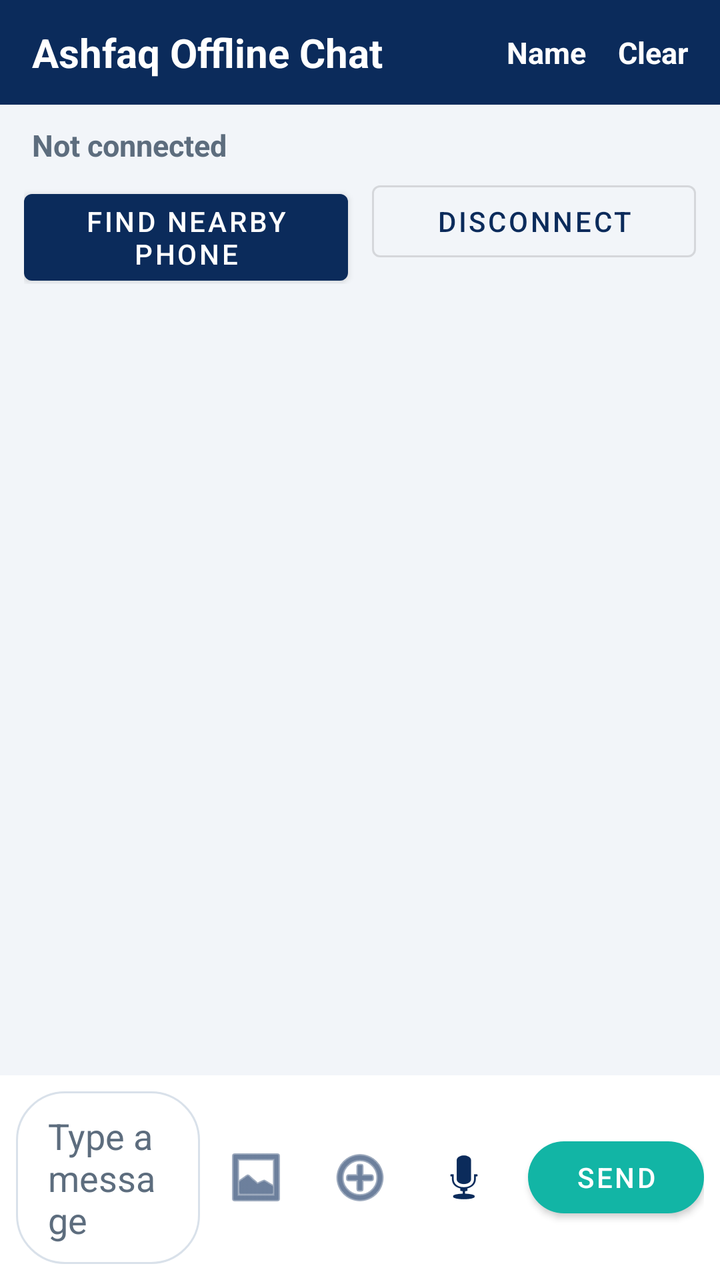
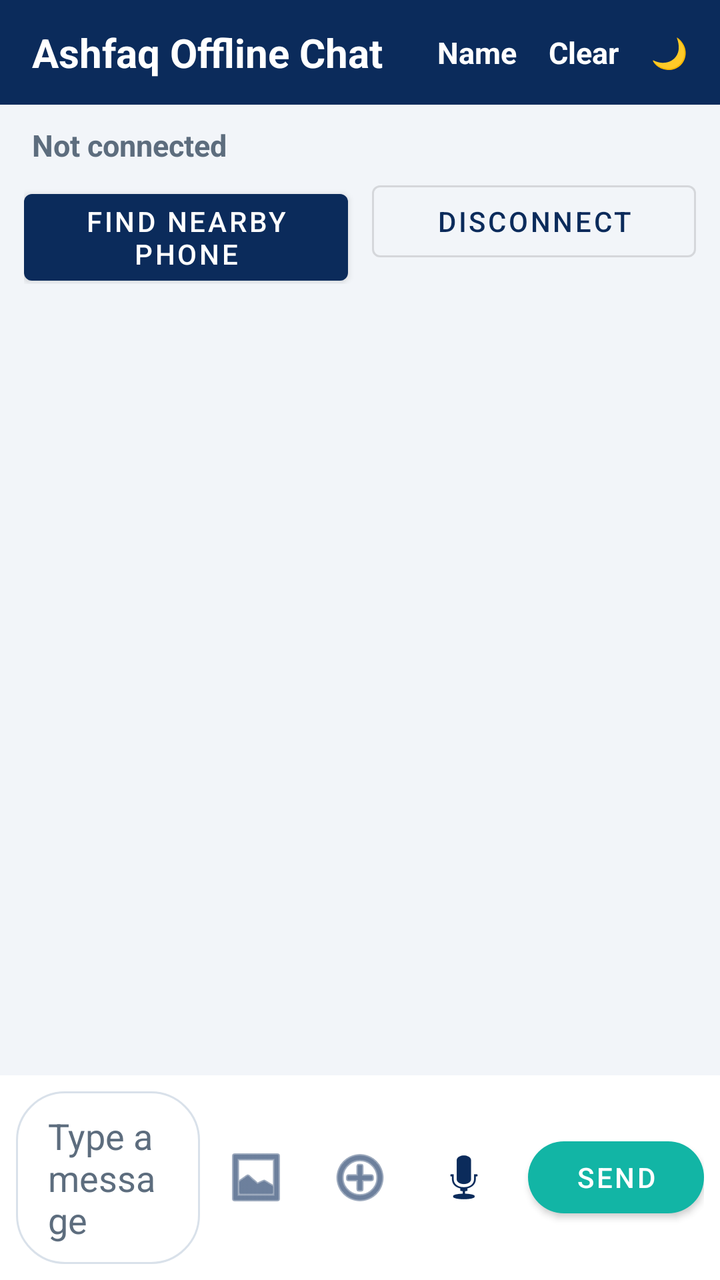

The first picture is an Android layout as it rendered before a commit; the second is the same layout after the commit. The layout source and the unified diff follow.
<!-- AndroidManifest.xml: application theme Theme.AshfaqOfflineChat -->
<!-- res/layout/activity_main.xml -->
<?xml version="1.0" encoding="utf-8"?>
<LinearLayout xmlns:android="http://schemas.android.com/apk/res/android"
    xmlns:app="http://schemas.android.com/apk/res-auto"
    android:layout_width="match_parent"
    android:layout_height="match_parent"
    android:background="@color/screen_background"
    android:orientation="vertical">

    <LinearLayout
        android:layout_width="match_parent"
        android:layout_height="wrap_content"
        android:background="@color/primary"
        android:gravity="center_vertical"
        android:orientation="horizontal"
        android:paddingStart="16dp"
        android:paddingTop="8dp"
        android:paddingEnd="8dp"
        android:paddingBottom="8dp">

        <TextView
            android:layout_width="0dp"
            android:layout_height="wrap_content"
            android:layout_weight="1"
            android:text="@string/app_name"
            android:textColor="@color/on_primary"
            android:textSize="20sp"
            android:textStyle="bold" />

        <TextView
            android:id="@+id/buttonName"
            android:layout_width="wrap_content"
            android:layout_height="wrap_content"
            android:background="?attr/selectableItemBackgroundBorderless"
            android:clickable="true"
            android:focusable="true"
            android:padding="8dp"
            android:text="@string/your_name"
            android:textColor="@color/on_primary"
            android:textSize="15sp"
            android:textStyle="bold" />

        <TextView
            android:id="@+id/buttonClearChat"
            android:layout_width="wrap_content"
            android:layout_height="wrap_content"
            android:background="?attr/selectableItemBackgroundBorderless"
            android:clickable="true"
            android:focusable="true"
            android:padding="8dp"
            android:text="@string/clear_chat"
            android:textColor="@color/on_primary"
            android:textSize="15sp"
            android:textStyle="bold" />
    </LinearLayout>

    <TextView
        android:id="@+id/statusText"
        android:layout_width="match_parent"
        android:layout_height="wrap_content"
        android:paddingStart="16dp"
        android:paddingTop="10dp"
        android:paddingEnd="16dp"
        android:paddingBottom="4dp"
        android:text="@string/status_not_connected"
        android:textColor="@color/status_idle"
        android:textSize="15sp"
        android:textStyle="bold" />

    <LinearLayout
        android:layout_width="match_parent"
        android:layout_height="wrap_content"
        android:orientation="horizontal"
        android:paddingStart="12dp"
        android:paddingEnd="12dp">

        <com.google.android.material.button.MaterialButton
            android:id="@+id/buttonFind"
            android:layout_width="0dp"
            android:layout_height="wrap_content"
            android:layout_marginEnd="6dp"
            android:layout_weight="1"
            android:text="@string/find_nearby" />

        <com.google.android.material.button.MaterialButton
            android:id="@+id/buttonDisconnect"
            style="@style/Widget.MaterialComponents.Button.OutlinedButton"
            android:layout_width="0dp"
            android:layout_height="wrap_content"
            android:layout_marginStart="6dp"
            android:layout_weight="1"
            android:text="@string/disconnect" />
    </LinearLayout>

    <androidx.recyclerview.widget.RecyclerView
        android:id="@+id/recyclerMessages"
        android:layout_width="match_parent"
        android:layout_height="0dp"
        android:layout_weight="1"
        android:clipToPadding="false"
        android:paddingStart="8dp"
        android:paddingTop="8dp"
        android:paddingEnd="8dp"
        android:paddingBottom="8dp" />

    <LinearLayout
        android:id="@+id/quoteBar"
        android:layout_width="match_parent"
        android:layout_height="wrap_content"
        android:background="@color/input_bar_background"
        android:gravity="center_vertical"
        android:orientation="horizontal"
        android:paddingStart="16dp"
        android:paddingTop="6dp"
        android:paddingEnd="8dp"
        android:paddingBottom="2dp"
        android:visibility="gone">

        <View
            android:layout_width="4dp"
            android:layout_height="36dp"
            android:background="@color/accent" />

        <LinearLayout
            android:layout_width="0dp"
            android:layout_height="wrap_content"
            android:layout_marginStart="10dp"
            android:layout_weight="1"
            android:orientation="vertical">

            <TextView
                android:id="@+id/quoteBarSender"
                android:layout_width="wrap_content"
                android:layout_height="wrap_content"
                android:ellipsize="end"
                android:maxLines="1"
                android:textColor="@color/accent"
                android:textSize="13sp"
                android:textStyle="bold" />

            <TextView
                android:id="@+id/quoteBarText"
                android:layout_width="wrap_content"
                android:layout_height="wrap_content"
                android:ellipsize="end"
                android:maxLines="1"
                android:textColor="@color/text_secondary"
                android:textSize="13sp" />
        </LinearLayout>

        <ImageButton
            android:id="@+id/buttonCancelQuote"
            android:layout_width="40dp"
            android:layout_height="40dp"
            android:background="@android:color/transparent"
            android:contentDescription="@string/cancel_reply"
            android:src="@android:drawable/ic_menu_close_clear_cancel"
            android:tint="@color/text_secondary" />
    </LinearLayout>

    <LinearLayout
        android:layout_width="match_parent"
        android:layout_height="wrap_content"
        android:background="@color/input_bar_background"
        android:gravity="center_vertical"
        android:orientation="horizontal"
        android:padding="8dp">

        <EditText
            android:id="@+id/editMessage"
            android:layout_width="0dp"
            android:layout_height="wrap_content"
            android:layout_weight="1"
            android:background="@drawable/bg_input_field"
            android:hint="@string/message_hint"
            android:importantForAutofill="no"
            android:inputType="textCapSentences|textMultiLine"
            android:maxLines="4"
            android:minHeight="48dp"
            android:paddingStart="16dp"
            android:paddingTop="10dp"
            android:paddingEnd="16dp"
            android:paddingBottom="10dp"
            android:textColor="@color/text_primary"
            android:textColorHint="@color/text_secondary" />

        <ImageButton
            android:id="@+id/buttonPhoto"
            android:layout_width="48dp"
            android:layout_height="48dp"
            android:layout_marginStart="4dp"
            android:background="@android:color/transparent"
            android:contentDescription="@string/pick_media"
            android:src="@android:drawable/ic_menu_gallery"
            android:tint="@color/primary" />

        <ImageButton
            android:id="@+id/buttonFile"
            android:layout_width="48dp"
            android:layout_height="48dp"
            android:layout_marginStart="4dp"
            android:background="@android:color/transparent"
            android:contentDescription="@string/send_file"
            android:src="@android:drawable/ic_menu_add"
            android:tint="@color/primary" />

        <ImageButton
            android:id="@+id/buttonMic"
            android:layout_width="48dp"
            android:layout_height="48dp"
            android:layout_marginStart="4dp"
            android:background="@android:color/transparent"
            android:contentDescription="@string/record_voice"
            android:src="@android:drawable/ic_btn_speak_now"
            android:tint="@color/primary" />

        <com.google.android.material.button.MaterialButton
            android:id="@+id/buttonSend"
            android:layout_width="wrap_content"
            android:layout_height="wrap_content"
            android:layout_marginStart="8dp"
            android:text="@string/send"
            app:backgroundTint="@color/accent"
            app:cornerRadius="24dp" />
    </LinearLayout>

</LinearLayout>
<!-- resources referenced by this layout -->
<resources>
  <color name="accent">#12B5A5</color>
  <color name="input_bar_background">#FFFFFF</color>
  <color name="on_primary">#FFFFFF</color>
  <color name="primary">#0B2B5B</color>
  <color name="screen_background">#F2F5F9</color>
  <color name="status_idle">#5D6D7E</color>
  <color name="text_primary">#1C2733</color>
  <color name="text_secondary">#5D6D7E</color>
  <!-- drawable bg_input_field (drawable) -->
  <?xml version="1.0" encoding="utf-8"?>
  <shape xmlns:android="http://schemas.android.com/apk/res/android"
      android:shape="rectangle">
      <solid android:color="@color/input_bar_background" />
      <stroke
          android:width="1dp"
          android:color="@color/input_stroke" />
      <corners android:radius="24dp" />
  </shape>
  <string name="app_name">Ashfaq Offline Chat</string>
  <string name="cancel_reply">Cancel reply</string>
  <string name="clear_chat">Clear</string>
  <string name="disconnect">Disconnect</string>
  <string name="find_nearby">Find Nearby Phone</string>
  <string name="message_hint">Type a message</string>
  <string name="pick_media">Send a photo or video</string>
  <string name="record_voice">Record a voice message</string>
  <string name="send">Send</string>
  <string name="send_file">Send a file</string>
  <string name="status_not_connected">Not connected</string>
  <string name="your_name">Name</string>
  <style name="Theme.AshfaqOfflineChat" parent="Theme.MaterialComponents.Light.NoActionBar">
          <item name="colorPrimary">@color/primary</item>
          <item name="colorPrimaryDark">@color/primary_dark</item>
          <item name="colorOnPrimary">@color/on_primary</item>
          <item name="colorAccent">@color/accent</item>
          <item name="android:statusBarColor">@color/primary_dark</item>
          <item name="android:windowBackground">@color/screen_background</item>
          <item name="android:textColorPrimary">@color/text_primary</item>
      </style>
  <color name="input_stroke">#D9E1EA</color>
  <color name="primary_dark">#071F42</color>
</resources>

<!-- the commit's change to res/layout/activity_main.xml (unified diff, before → after) -->
@@ -1,12 +1,14 @@
 <?xml version="1.0" encoding="utf-8"?>
 <LinearLayout xmlns:android="http://schemas.android.com/apk/res/android"
     xmlns:app="http://schemas.android.com/apk/res-auto"
+    android:id="@+id/rootLayout"
     android:layout_width="match_parent"
     android:layout_height="match_parent"
     android:background="@color/screen_background"
     android:orientation="vertical">
 
     <LinearLayout
+        android:id="@+id/headerBar"
         android:layout_width="match_parent"
         android:layout_height="wrap_content"
         android:background="@color/primary"
@@ -18,6 +20,7 @@
         android:paddingBottom="8dp">
 
         <TextView
+            android:id="@+id/titleText"
             android:layout_width="0dp"
             android:layout_height="wrap_content"
             android:layout_weight="1"
@@ -51,6 +54,19 @@
             android:textColor="@color/on_primary"
             android:textSize="15sp"
             android:textStyle="bold" />
+
+        <TextView
+            android:id="@+id/buttonTheme"
+            android:layout_width="wrap_content"
+            android:layout_height="wrap_content"
+            android:background="?attr/selectableItemBackgroundBorderless"
+            android:clickable="true"
+            android:contentDescription="@string/theme_toggle"
+            android:focusable="true"
+            android:padding="8dp"
+            android:text="🌙"
+            android:textColor="@color/on_primary"
+            android:textSize="15sp" />
     </LinearLayout>
 
     <TextView
@@ -116,6 +132,7 @@
         android:visibility="gone">
 
         <View
+            android:id="@+id/quoteBarStrip"
             android:layout_width="4dp"
             android:layout_height="36dp"
             android:background="@color/accent" />
@@ -158,6 +175,7 @@
     </LinearLayout>
 
     <LinearLayout
+        android:id="@+id/inputBar"
         android:layout_width="match_parent"
         android:layout_height="wrap_content"
         android:background="@color/input_bar_background"
<!-- resource entries referenced after the edit -->
@@ -29,6 +29,7 @@
   <string name="send">Send</string>
   <string name="send_file">Send a file</string>
   <string name="status_not_connected">Not connected</string>
+  <string name="theme_toggle">Dark mode on or off</string>
   <string name="your_name">Name</string>
   <style name="Theme.AshfaqOfflineChat" parent="Theme.MaterialComponents.Light.NoActionBar">
           <item name="colorPrimary">@color/primary</item>
